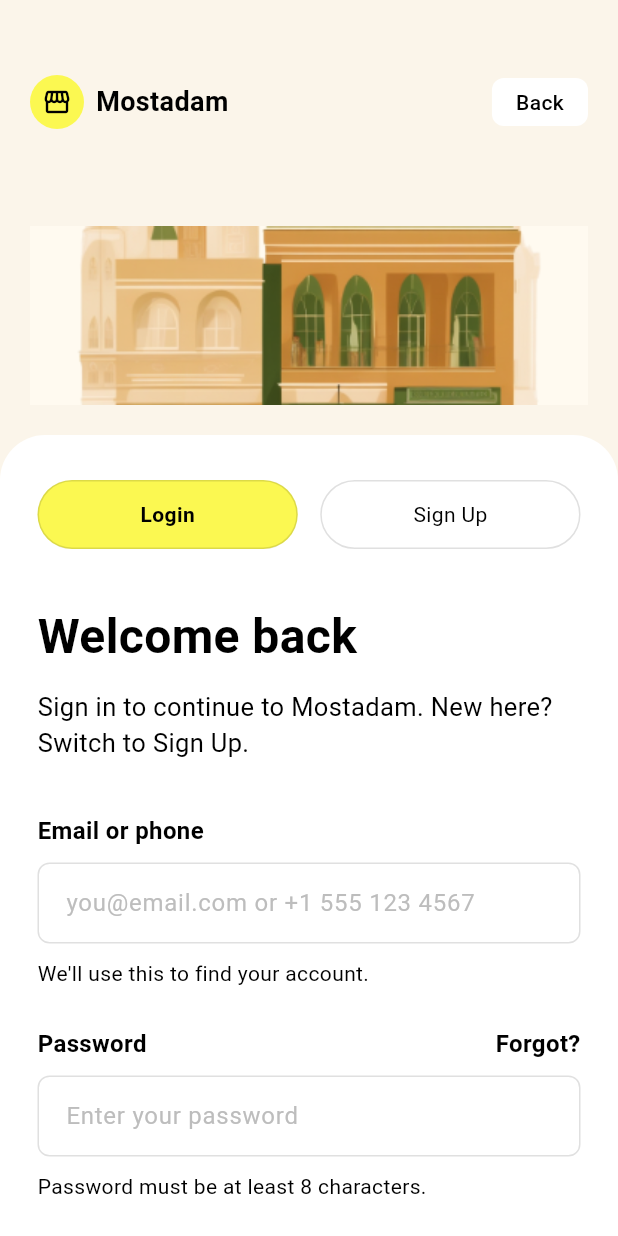
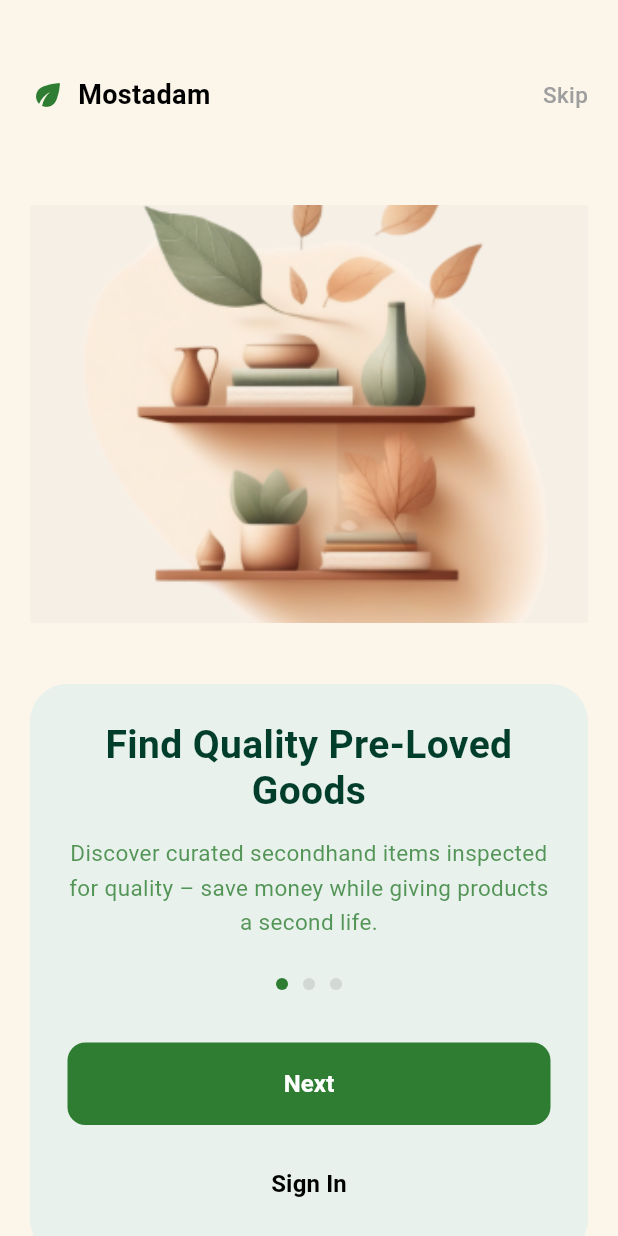
Before and after one commit to shahdayman315315/Mostadam, a Flutter app: the screen it shows after launch, on a phone screen of 412 x 824 dp. Run offline on Flutter 3.47's test engine with Material 3 defaults, Android fonts, the phone set to English and light mode, and no system bars; our stand-ins replace firebase_auth, firebase_core; accounts and stored records are empty.

Commit message:
Add Onboarding Screens

```diff
--- a/lib/main.dart
+++ b/lib/main.dart
@@ -2,6 +2,7 @@ import 'package:flutter/material.dart';
 import 'package:firebase_core/firebase_core.dart'; // مكتبة الفايربيز
 import 'firebase_options.dart'; // الملف السحري اللي عملناه في الـ CMD
 import 'screens/login_screen.dart'; // استدعاء شاشة اللوجين
+import 'screens/onboarding_first_screen.dart'; // تأكدي من استيراد الملف
 
 void main() async {
   // 1. لازم نتأكد إن كل إعدادات فلاتر جاهزة
@@ -35,7 +36,7 @@ theme: ThemeData(
   scaffoldBackgroundColor: const Color(0xFFFDFCF4),
 ),
       // التعديل هنا: خليناه يفتح فوراً على شاشة اللوجين اللي عملناها
-      home: const LoginScreen(),
+      home: const OnboardingOneScreen(),
     );
   }
 }
--- a/lib/screens/login_screen.dart
+++ b/lib/screens/login_screen.dart
@@ -1,4 +1,5 @@
 import 'package:flutter/material.dart';
+import '../services/auth_service.dart'; // تأكدي إن المسار ده صح حسب فولدراتك
 
 class LoginScreen extends StatefulWidget {
   const LoginScreen({super.key});
@@ -8,10 +9,23 @@ class LoginScreen extends StatefulWidget {
 }
 
 class _LoginScreenState extends State<LoginScreen> {
+  // --- التعديل 1: تعريف الكنترولرز والخدمة ---
+  final TextEditingController _emailController = TextEditingController();
+  final TextEditingController _passwordController = TextEditingController();
+  final AuthService _auth = AuthService();
+
   final Color creamBg = const Color(0xFFFBF5EA);
   final Color pureWhite = Colors.white;
   final Color mostadamGreen = const Color(0xFF24B759);
   final Color mostadamYellow = const Color(0xFFFBF851);
+
+  @override
+  void dispose() {
+    // تنظيف الذاكرة عند إغلاق الشاشة (Best Practice لـ Backend)
+    _emailController.dispose();
+    _passwordController.dispose();
+    super.dispose();
+  }
 
   @override
   Widget build(BuildContext context) {
@@ -128,9 +142,9 @@ class _LoginScreenState extends State<LoginScreen> {
                   const SizedBox(height: 35),
                   const Text("Email or phone", style: TextStyle(fontWeight: FontWeight.bold, fontSize: 16, color: Colors.black)),
                   const SizedBox(height: 10),
-                  _buildTextField("you@email.com or +1 555 123 4567"),
+                  // --- التعديل 2: تمرير الكنترولر هنا ---
+                  _buildTextField("you@email.com or +1 555 123 4567", _emailController),
                   const SizedBox(height: 10),
-                  // نص توضيحي باللون الأسود تحت الإيميل
                   const Text("We'll use this to find your account.", style: TextStyle(color: Colors.black, fontSize: 14)),
 
                   const SizedBox(height: 25),
@@ -142,21 +156,14 @@ class _LoginScreenState extends State<LoginScreen> {
                     ],
                   ),
                   const SizedBox(height: 10),
-                  _buildTextField("Enter your password", isPassword: true),
+                  // --- التعديل 3: تمرير الكنترولر هنا ---
+                  _buildTextField("Enter your password", _passwordController, isPassword: true),
                   const SizedBox(height: 10),
-                  // نص توضيحي باللون الأسود تحت الباسورد
                   const Text("Password must be at least 8 characters.", style: TextStyle(color: Colors.black, fontSize: 14)),
 
                   const SizedBox(height: 30),
-                  const Center(
-                    child: Text(
-                      "We couldn't sign you in. Check your credentials and try again.",
-                      textAlign: TextAlign.center,
-                      style: TextStyle(color: Colors.black, fontSize: 15, height: 1.4),
-                    ),
-                  ),
 
-                  const SizedBox(height: 25),
+                  // --- التعديل 4: تفعيل زرار تسجيل الدخول بالفايربيز ---
                   SizedBox(
                     width: double.infinity,
                     height: 55,
@@ -166,8 +173,23 @@ class _LoginScreenState extends State<LoginScreen> {
                         shape: RoundedRectangleBorder(borderRadius: BorderRadius.circular(10)),
                         elevation: 0,
                       ),
-                      onPressed: () {},
-                      // كلمة Sign in باللون الأسود زي الإسكرينة
+                      onPressed: () async {
+                        // كود الربط الفعلي بالفايربيز
+                        var user = await _auth.signIn(
+                          _emailController.text,
+                          _passwordController.text
+                        );
+
+                        if (user != null) {
+                          ScaffoldMessenger.of(context).showSnackBar(
+                            const SnackBar(content: Text("Welcome back to Mostadam!")),
+                          );
+                        } else {
+                          ScaffoldMessenger.of(context).showSnackBar(
+                            const SnackBar(content: Text("Invalid login credentials")),
+                          );
+                        }
+                      },
                       child: const Text("Sign in", style: TextStyle(color: Colors.black, fontWeight: FontWeight.bold, fontSize: 18)),
                     ),
                   ),
@@ -209,8 +231,10 @@ class _LoginScreenState extends State<LoginScreen> {
     );
   }
 
-  Widget _buildTextField(String hint, {bool isPassword = false}) {
+  // --- التعديل 5: تعديل الـ Widget لاستقبال الكنترولر ---
+  Widget _buildTextField(String hint, TextEditingController controller, {bool isPassword = false}) {
     return TextField(
+      controller: controller,
       obscureText: isPassword,
       style: const TextStyle(color: Colors.black),
       decoration: InputDecoration(
@@ -248,7 +272,7 @@ class _LoginScreenState extends State<LoginScreen> {
         children: [
           Row(
             children: [
-              Image.asset(mainIconPath, width: 38, height: 38),
+              Image.asset(mainIconPath, width: 38, height: 38, errorBuilder: (c, e, s) => const Icon(Icons.error)),
               const SizedBox(width: 10),
               Expanded(
                 child: Container(
@@ -269,7 +293,7 @@ class _LoginScreenState extends State<LoginScreen> {
           Row(
             crossAxisAlignment: CrossAxisAlignment.start,
             children: [
-              Image.asset(shieldIconPath, width: 40, height: 40),
+              Image.asset(shieldIconPath, width: 40, height: 40, errorBuilder: (c, e, s) => const Icon(Icons.shield)),
               const SizedBox(width: 10),
               Expanded(
                 child: Text(
--- /dev/null
+++ b/lib/screens/onboarding_first_screen.dart
@@ -0,0 +1,178 @@
+import 'package:flutter/material.dart';
+// --- 1. الـ Imports المطلوبة للربط ---
+import 'login_screen.dart';
+import 'onboarding_second_screen.dart';
+
+class OnboardingOneScreen extends StatelessWidget {
+  const OnboardingOneScreen({super.key});
+
+  @override
+  Widget build(BuildContext context) {
+    final Color creamBg = const Color(0xFFFBF5EA);
+    final Color lightGreenCard = const Color(0xFFE8F1EB);
+    final Color deepGreen = const Color(0xFF2E7D32);
+
+    return Scaffold(
+      backgroundColor: creamBg,
+      body: SingleChildScrollView(
+        child: Column(
+          children: [
+            // 1. الهيدر (اللوجو وكلمة Skip)
+            Padding(
+              padding: const EdgeInsets.symmetric(horizontal: 20, vertical: 50),
+              child: Row(
+                mainAxisAlignment: MainAxisAlignment.spaceBetween,
+                children: [
+                  Row(
+                    children: [
+                      const Icon(Icons.eco_rounded, size: 24, color: Color(0xFF2E7D32)),
+                      const SizedBox(width: 8),
+                      const Text(
+                        "Mostadam",
+                        style: TextStyle(fontWeight: FontWeight.bold, fontSize: 18, color: Colors.black)
+                      ),
+                    ],
+                  ),
+                  GestureDetector(
+                    // --- تعديل زرار Skip (التخطي) ---
+                    onTap: () {
+                      Navigator.pushReplacement(
+                        context,
+                        MaterialPageRoute(builder: (context) => const LoginScreen()),
+                      );
+                    },
+                    child: const Text(
+                      "Skip",
+                      style: TextStyle(color: Colors.grey, fontSize: 15, fontWeight: FontWeight.w500)
+                    ),
+                  ),
+                ],
+              ),
+            ),
+
+            // 2. الصورة
+            Padding(
+              padding: const EdgeInsets.symmetric(horizontal: 20),
+              child: SizedBox(
+                height: 300,
+                width: double.infinity,
+                child: Image.asset(
+                  'assets/images/FirstOnboardingScreen.png',
+                  fit: BoxFit.contain,
+                  errorBuilder: (context, error, stackTrace) {
+                    return const Center(child: Text("Image not found in assets/images/"));
+                  },
+                ),
+              ),
+            ),
+
+            const SizedBox(height: 30),
+
+            // 3. الكارت الأخضر
+            Padding(
+              padding: const EdgeInsets.symmetric(horizontal: 20),
+              child: Container(
+                width: double.infinity,
+                decoration: BoxDecoration(
+                  color: lightGreenCard,
+                  borderRadius: BorderRadius.circular(25),
+                ),
+                padding: const EdgeInsets.all(25),
+                child: Column(
+                  children: [
+                    const Text(
+                      "Find Quality Pre-Loved Goods",
+                      textAlign: TextAlign.center,
+                      style: TextStyle(
+                        fontSize: 26,
+                        fontWeight: FontWeight.bold,
+                        color: Color(0xFF003D2B),
+                        height: 1.2
+                      ),
+                    ),
+                    const SizedBox(height: 15),
+                    Text(
+                      "Discover curated secondhand items inspected for quality – save money while giving products a second life.",
+                      textAlign: TextAlign.center,
+                      style: TextStyle(
+                        color: deepGreen.withOpacity(0.8),
+                        fontSize: 15,
+                        height: 1.5
+                      ),
+                    ),
+
+                    const SizedBox(height: 25),
+
+                    // النقاط (Indicator)
+                    Row(
+                      mainAxisAlignment: MainAxisAlignment.center,
+                      children: [
+                        _buildDot(true, deepGreen),
+                        _buildDot(false, Colors.grey),
+                        _buildDot(false, Colors.grey),
+                      ],
+                    ),
+
+                    const SizedBox(height: 35),
+
+                    // --- تعديل زرار Get Started (ينقل للاسكرينة التانية) ---
+                    SizedBox(
+                      width: double.infinity,
+                      height: 55,
+                      child: ElevatedButton(
+                        style: ElevatedButton.styleFrom(
+                          backgroundColor: deepGreen,
+                          shape: RoundedRectangleBorder(borderRadius: BorderRadius.circular(12)),
+                          elevation: 0,
+                        ),
+                        onPressed: () {
+                          Navigator.push(
+                            context,
+                            MaterialPageRoute(builder: (context) => const OnboardingTwoScreen()),
+                          );
+                        },
+                        child: const Text(
+                          "Next",
+                          style: TextStyle(color: Colors.white, fontWeight: FontWeight.bold, fontSize: 16)
+                        ),
+                      ),
+                    ),
+
+                    const SizedBox(height: 15),
+
+                    // --- تعديل زرار Sign In (ينقل للوجين مباشرة) ---
+                    TextButton(
+                      onPressed: () {
+                        Navigator.push(
+                          context,
+                          MaterialPageRoute(builder: (context) => const LoginScreen()),
+                        );
+                      },
+                      child: const Text(
+                        "Sign In",
+                        style: TextStyle(color: Colors.black, fontWeight: FontWeight.bold, fontSize: 16)
+                      ),
+                    ),
+                  ],
+                ),
+              ),
+            ),
+            const SizedBox(height: 40),
+          ],
+        ),
+      ),
+    );
+  }
+
+  Widget _buildDot(bool isActive, Color activeColor) {
+    return Container(
+      margin: const EdgeInsets.symmetric(horizontal: 4),
+      height: 8,
+      width: isActive ? 10 : 10,
+      decoration: BoxDecoration(
+        color: isActive ? activeColor : Colors.grey.withOpacity(0.3),
+        shape: BoxShape.circle,
+      ),
+    );
+  }
+}
```
Also changed, not shown: lib/screens/onboarding_second_screen.dart (added, +174 -0 lines), lib/screens/onboarding_third_screen.dart (added, +157 -0 lines), assets/images/FirstOnboardingScreen.png (added), assets/images/SecondOnboardingScreen.png (added), assets/images/ThirdOnboardingScreen.png (added).
